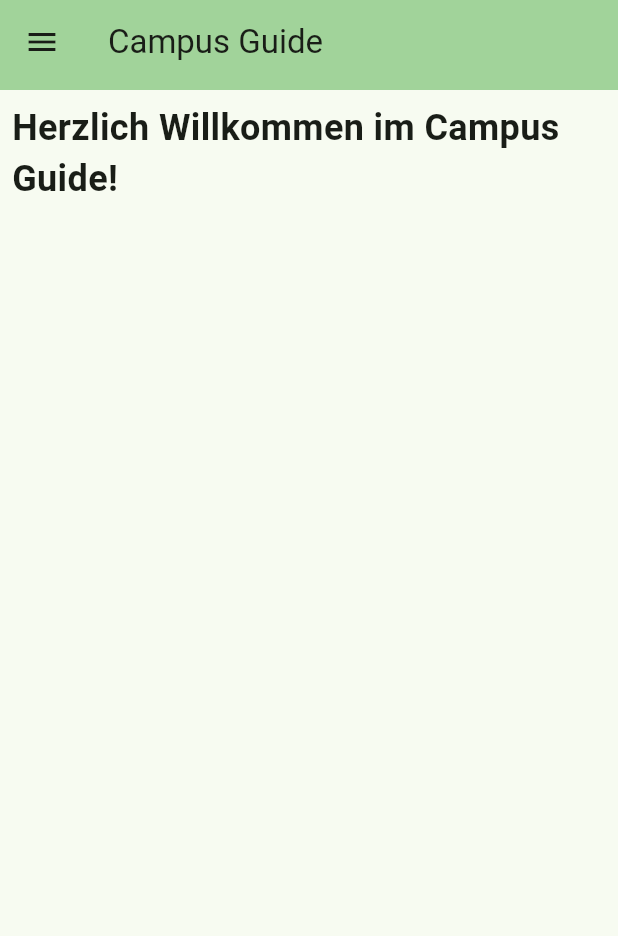
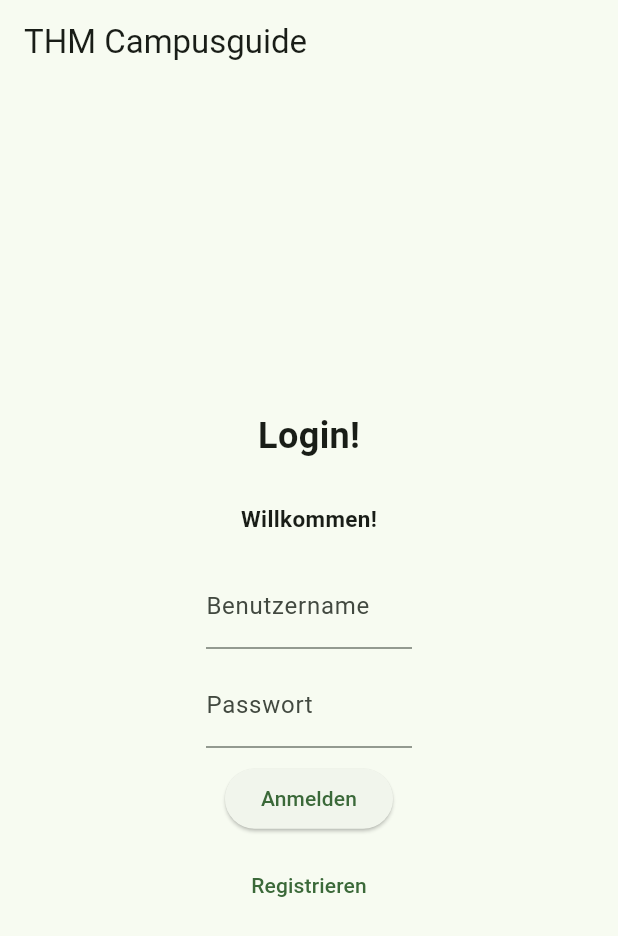
Before and after one commit to Feeelix92/campus_guide_gui, a Flutter app: the screen it shows after launch, on a phone screen of 412 x 824 dp. Shown: the top 936 px of the screen. Run offline on Flutter 3.47's test engine with Material 2 defaults, Android fonts, the phone set to English and light mode, and no system bars.

Commit message:
added login and registerpage

```diff
--- a/lib/screens/home.dart
+++ b/lib/screens/home.dart
@@ -1,41 +1,25 @@
+import 'package:campus_guide_gui/data/constants.dart';
 import 'package:flutter/material.dart';
-import '../model/auth.dart';
-import '../widgets/appDrawer.dart';
-import '../widgets/customAppBar.dart';
-import '../widgets/h1.dart';
 
-class Home extends StatefulWidget {
+class Home extends StatelessWidget {
   const Home({super.key});
 
   @override
-  State<Home> createState() => _HomeState();
-}
-
-class _HomeState extends State<Home> {
-
-  @override
-  void initState() {
-    // ToDo change Login and Register
-    register('admin', 'admin@admin.com', 'admin123');
-    login('admin', 'admin123');
-    super.initState();
-  }
-
-  @override
-  void dispose() {
-    super.dispose();
-  }
-
-  @override
   Widget build(BuildContext context) {
-    return const Scaffold(
-      appBar: CustomAppBar(),
-      drawer: AppDrawer(),
-      body: Center(
+    return Scaffold(
+      appBar: AppBar(
+        title: const Text(Constants.appName),
+      ),
+      body: const Center(
         child: Column(
-          children: <Widget>[
-            H1(
-              text: 'Herzlich Willkommen im Campus Guide!',
+          mainAxisAlignment: MainAxisAlignment.center,
+          children: [
+            Text(
+              'Willkommen auf der Hauptseite!',
+              style: TextStyle(
+                fontSize: 24,
+                fontWeight: FontWeight.bold,
+              ),
             ),
           ],
         ),
--- /dev/null
+++ b/lib/screens/login.dart
@@ -0,0 +1,98 @@
+import 'package:campus_guide_gui/screens/register.dart';
+import 'package:flutter/material.dart';
+
+import '../data/constants.dart';
+import '../widgets/h1.dart';
+import '../widgets/h2.dart';
+import 'home.dart';
+
+class Login extends StatelessWidget {
+  final TextEditingController _usernameController = TextEditingController();
+  final TextEditingController _passwordController = TextEditingController();
+  // register('admin', 'admin@admin.com', 'admin123');
+  // login('admin', 'admin123');
+  Login({super.key});
+
+  @override
+  Widget build(BuildContext context) {
+    return Scaffold(
+      appBar: AppBar(
+        title: const Text(Constants.appName),
+      ),
+      body: Center(
+        child: SizedBox(
+          width: MediaQuery.of(context).size.width / 3,
+          child: Column(
+            mainAxisAlignment: MainAxisAlignment.center,
+            children: [
+              const H1(text: 'Login!'),
+              const SizedBox(height: 20),
+              const H2(text: 'Willkommen!'),
+              const SizedBox(height: 20),
+              TextField(
+                controller: _usernameController,
+                decoration: const InputDecoration(
+                  labelText: 'Benutzername',
+                ),
+              ),
+              const SizedBox(height: 10),
+              TextField(
+                controller: _passwordController,
+                decoration: const InputDecoration(
+                  labelText: 'Passwort',
+                ),
+                obscureText: true,
+              ),
+              const SizedBox(height: 10),
+              ElevatedButton(
+                onPressed: () {
+                  String username = _usernameController.text;
+                  String password = _passwordController.text;
+
+                  // Beispiel-Validierung: Überprüfen, ob Benutzername und Passwort nicht leer sind
+                  if (username.isNotEmpty && password.isNotEmpty) {
+                    Navigator.push(
+                      context,
+                      MaterialPageRoute(
+                        builder: (context) => Home(),
+                      ),
+                    );
+                  } else {
+                    showDialog(
+                      context: context,
+                      builder: (context) => AlertDialog(
+                        title: const Text('Fehler'),
+                        content: const Text('Ungültiger Benutzername oder Passwort.'),
+                        actions: [
+                          TextButton(
+                            onPressed: () {
+                              Navigator.pop(context);
+                            },
+                            child: const Text('OK'),
+                          ),
+                        ],
+                      ),
+                    );
+                  }
+                },
+                child: const Text('Anmelden'),
+              ),
+              const SizedBox(height: 10),
+              TextButton(
+                onPressed: () {
+                  Navigator.push(
+                    context,
+                    MaterialPageRoute(
+                      builder: (context) => Registration(),
+                    ),
+                  );
+                },
+                child: const Text('Registrieren'),
+              ),
+            ],
+          ),
+        ),
+      ),
+    );
+  }
+}
```
Also changed, not shown: lib/main.dart (+4 -46 lines), lib/screens/register.dart (added, +91 -0 lines).
